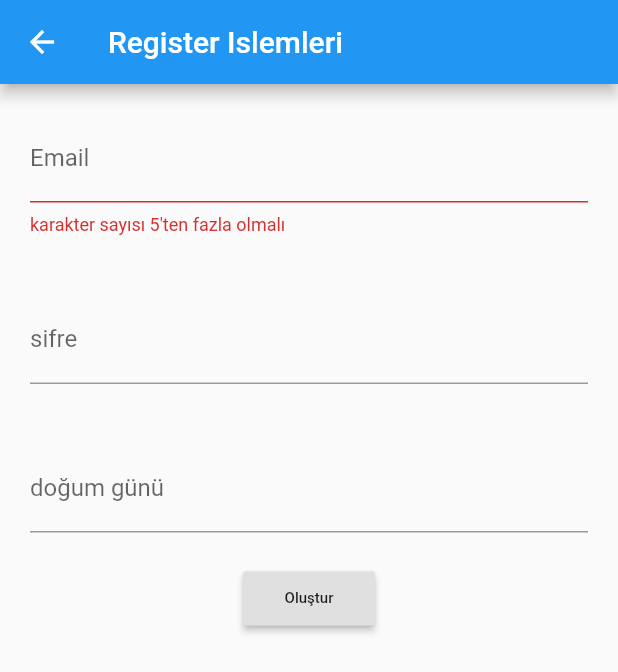
After one commit to abdullahcam/git_deneme, a Flutter app: the RegisterSayfasi screen opened directly, after a tap on "Oluştur", on a phone screen of 412 x 824 dp. The commit adds this screen. Shown: the top 672 px of the screen. Run offline on Flutter 3.47's test engine with Material 2 defaults, Android fonts, the phone set to English and light mode, and no system bars; our stand-ins replace cloud_firestore, firebase_auth, firebase_core; accounts and stored records are empty.

Commit message:
login ve register sayfaları oluşturuldu, firestore'a bağlandı proje

```diff
--- /dev/null
+++ b/lib/register.dart
@@ -0,0 +1,139 @@
+import "package:flutter/material.dart";
+import "package:firebase_auth/firebase_auth.dart";
+import "package:cloud_firestore/cloud_firestore.dart";
+
+FirebaseAuth _auth = FirebaseAuth.instance;
+FirebaseFirestore _firestore = FirebaseFirestore.instance;
+
+class RegisterSayfasi extends StatefulWidget {
+  @override
+  _RegisterSayfasiState createState() => _RegisterSayfasiState();
+}
+
+class _RegisterSayfasiState extends State<RegisterSayfasi> {
+  String _email;
+  String _password;
+  String _dogumGunu;
+  final _formKey = GlobalKey<FormState>();
+  TextEditingController _emailController;
+  TextEditingController _passwordController;
+  TextEditingController _dogumGunuController;
+
+  @override
+  void initState() {
+    super.initState();
+    _emailController = TextEditingController();
+    _passwordController = TextEditingController();
+    _dogumGunuController = TextEditingController();
+  }
+
+  @override
+  void dispose() {
+    _emailController.dispose();
+    _passwordController.dispose();
+    _dogumGunuController.dispose();
+    super.dispose();
+  }
+
+  @override
+  Widget build(BuildContext context) {
+    return Scaffold(
+      appBar: AppBar(
+        title: Text("Register Islemleri"),
+      ),
+      body: Column(
+        children: [
+          Form(
+            key: _formKey,
+            child: Column(
+              children: [
+                Padding(
+                  padding: EdgeInsets.all(20),
+                  child: TextFormField(
+                    controller: _emailController,
+                    decoration: InputDecoration(
+                      hintText: "email giriniz..",
+                      labelText: "Email",
+                    ),
+                    validator: (girilenDeger) {
+                      if (girilenDeger.length < 5) {
+                        return "karakter sayısı 5'ten fazla olmalı";
+                      } else {
+                        return null;
+                      }
+                    },
+                  ),
+                ),
+                Padding(
+                  padding: EdgeInsets.all(20),
+                  child: TextFormField(
+                    controller: _passwordController,
+                    decoration: InputDecoration(
+                      hintText: "şifre giriniz..",
+                      labelText: "sifre",
+                    ),
+                  ),
+                ),
+                Padding(
+                  padding: EdgeInsets.all(20),
+                  child: TextFormField(
+                    controller: _dogumGunuController,
+                    decoration: InputDecoration(
+                      hintText: "doğum günü giriniz..",
+                      labelText: "doğum günü",
+                    ),
+                  ),
+                ),
+                Row(
+                  mainAxisAlignment: MainAxisAlignment.spaceEvenly,
+                  children: [
+                    RaisedButton(
+                      child: Text(
+                        "Oluştur",
+                        style: TextStyle(fontSize: 10),
+                      ),
+                      onPressed: kullaniciyiOlustur,
+                    ),
+                  ],
+                ),
+              ],
+            ),
+          ),
+        ],
+      ),
+    );
+  }
+
+  void kullaniciyiOlustur() async {
+    if (_formKey.currentState.validate()) {
+      _email = _emailController.text;
+      _password = _passwordController.text;
+      _dogumGunu = _dogumGunuController.text;
+      debugPrint("kullanıcı kaydedildi : " + _emailController.text.toString());
+
+      try {
+        UserCredential _credential = await _auth.createUserWithEmailAndPassword(
+            email: _email, password: _password);
+        User _yeniUser = _credential.user;
+        debugPrint(_yeniUser.toString());
+        Map<String, dynamic> dbyeEklenenKullanici = Map();
+        dbyeEklenenKullanici["sifre"] = [_password];
+        dbyeEklenenKullanici["dogum_gunu"] = [_dogumGunu];
+
+
+        _firestore
+            .collection("users")
+            .doc(_email)
+            .set(dbyeEklenenKullanici)
+            .then((value) => debugPrint("firestore'a kullanıcı eklendi"))
+            .catchError((hata) => debugPrint("hata: $hata"));
+        return Navigator.pop(context);
+      } catch (e) {
+        debugPrint("***************hata var ****************************");
+        debugPrint(e.toString());
+      }
+    } else {
+      debugPrint("validator'da sıkıntı var");
+    }
+  }
+}
--- a/pubspec.yaml
+++ b/pubspec.yaml
@@ -25,6 +25,7 @@ dependencies:
     sdk: flutter
   firebase_core: "0.5.3"
   firebase_auth: "^0.18.4"
+  cloud_firestore: "^0.14.4"
 
 
   # The following adds the Cupertino Icons font to your application.
```
Also changed, not shown: lib/login_islemleri.dart (+59 -38 lines), lib/tercih_robotu.dart (added, +19 -0 lines), lib/firestore_islemleri.dart (deleted), lib/register_page.dart (deleted), pubspec.lock.
